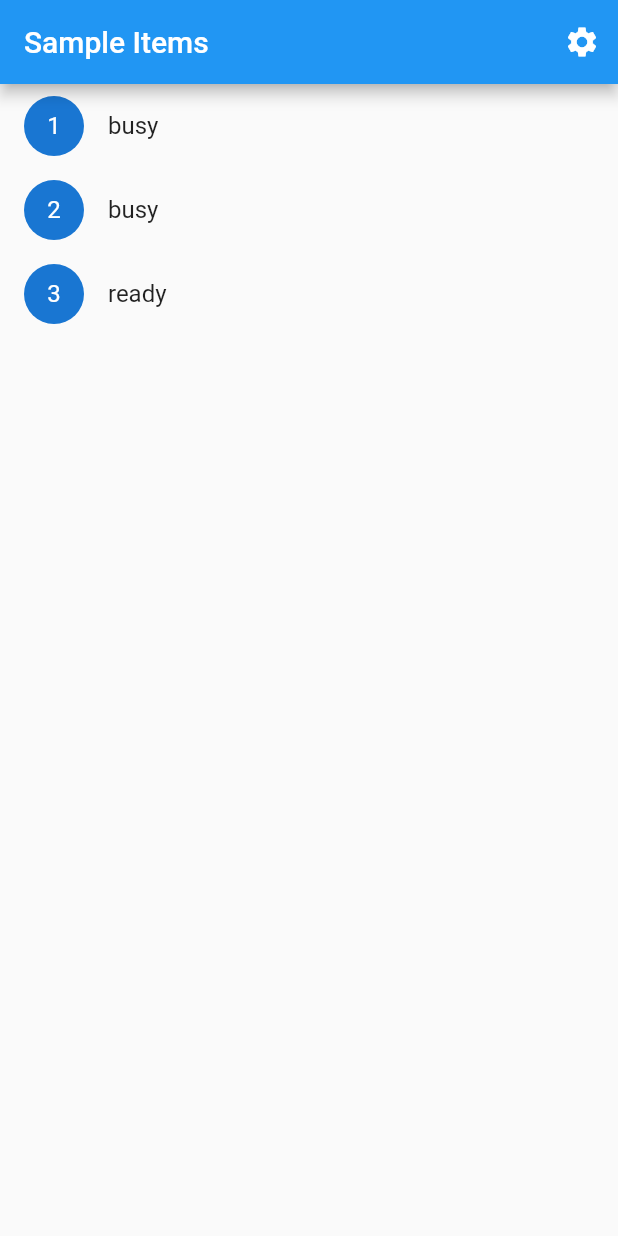
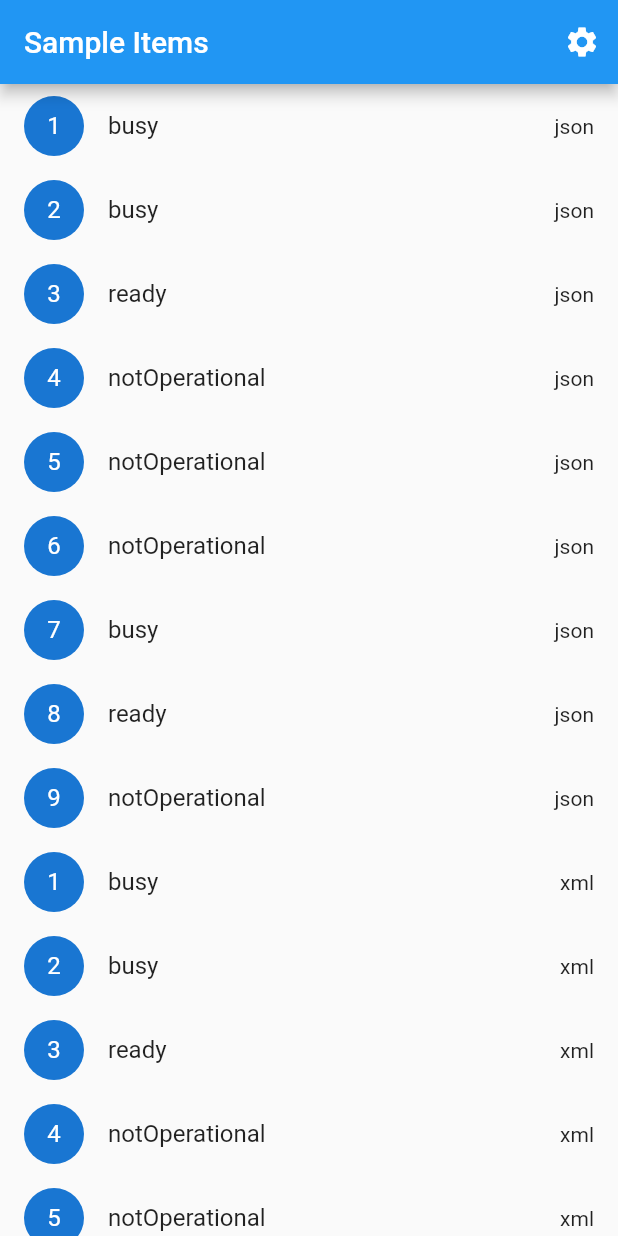
Before and after one commit to FairSuspect/laundry, a Flutter app: the screen it shows after launch, on a phone screen of 412 x 824 dp. Run offline on Flutter 3.47's test engine with Material 2 defaults, Android fonts, the phone set to English and light mode, and no system bars; generated files the repository leaves out were written again.

Commit message:
Сборка xml

```diff
--- a/lib/src/models/machine.dart
+++ b/lib/src/models/machine.dart
@@ -44,10 +44,7 @@ class Machine {
     int end = html.indexOf('</body>');
     html = html.substring(start, end).trim().replaceAll(RegExp(r'[()], '), '');
     final strings = html.split('</h6></br>');
-    print(strings);
-    for (var string in strings) {
-      print("item: $string");
-    }
+
     List<Machine> machines = [];
     for (var string in strings) {
       final int idStart = string.indexOf('>') + 1;
@@ -65,12 +62,8 @@ class Machine {
 
   String toXml() {
     return '''
-    <machine>
-      <id>$id</id>
-      <status>${status.toJson()}</status>
-    </machine>'''
-            .trimLeft() +
-        '\n';
+<machine><id>$id</id><status>${status.toJson()}</status></machine>'''
+        .trimLeft();
   }
 
   static String toXmlDocument(List<Machine> machines) {
@@ -81,6 +74,23 @@ class Machine {
     return docuemnt;
   }
 
+  static List<Machine> listFromXml(String xml) {
+    List<Machine> machines = [];
+    xml = xml.replaceAll('<?xml version="1.0" encoding="UTF-8"?>\n', '');
+    List<String> _machines = xml.split('</machine>');
+    for (var machine in _machines) {
+      int startIndex = machine.indexOf("<id>") + 4;
+      int endIndex = machine.indexOf("</id>");
+      if (startIndex == 3 || endIndex == -1) continue;
+      int id = int.parse(machine.substring(startIndex, endIndex));
+      startIndex = machine.indexOf("<status>") + 8;
+      endIndex = machine.indexOf("</status>");
+      int status = int.parse(machine.substring(startIndex, endIndex));
+      machines.add(Machine(id: id, status: MachineStatus.fromJson(status)!));
+    }
+    return machines;
+  }
+
   @override
   String toString() {
     return '{"id": $id, "status": ${status.value} }';
--- /dev/null
+++ b/lib/src/sample_feature/sample_controller.dart
@@ -0,0 +1,45 @@
+import 'package:flutter/material.dart';
+import 'package:laundry/src/models/machine.dart';
+import 'package:laundry/src/models/machine_status.dart';
+
+class SampleController with ChangeNotifier {
+  SampleController() {
+    final json = testMachines.map((e) => e.toJson()).toList();
+    final jsonMachines = Machine.listFromJson(json);
+
+    final xml = Machine.toXmlDocument(testMachines);
+    final xmlMachines = Machine.listFromXml(xml);
+
+    final html = Machine.toHtmlDocument(testMachines);
+    final htmlMachines = Machine.fromHtml(html);
+
+    items.addAll([...jsonMachines, ...xmlMachines, ...htmlMachines]);
+
+    notifyListeners();
+  }
+  final List<Machine> items = [];
+  static final testMachines = [
+    Machine(id: 1, status: MachineStatus.busy),
+    Machine(id: 2, status: MachineStatus.busy),
+    Machine(id: 3, status: MachineStatus.ready),
+    Machine(id: 4, status: MachineStatus.notOperational),
+    Machine(id: 5, status: MachineStatus.notOperational),
+    Machine(id: 6, status: MachineStatus.notOperational),
+    Machine(id: 7, status: MachineStatus.busy),
+    Machine(id: 8, status: MachineStatus.ready),
+    Machine(id: 9, status: MachineStatus.notOperational),
+  ];
+  String trailingText(Machine model, int index) {
+    final int idx = index ~/ 9;
+    switch (idx) {
+      case 0:
+        return 'json';
+      case 1:
+        return 'xml';
+      case 2:
+        return 'html';
+      default:
+        return 'html';
+    }
+  }
+}
--- a/lib/src/sample_feature/sample_item_list_view.dart
+++ b/lib/src/sample_feature/sample_item_list_view.dart
@@ -1,10 +1,7 @@
 import 'package:flutter/material.dart';
-import 'package:laundry/src/models/machine.dart';
-import 'package:laundry/src/models/machine_status.dart';
-import 'package:laundry/src/sample_feature/file.dart';
 
 import '../settings/settings_view.dart';
-import 'sample_item.dart';
+import 'sample_controller.dart';
 import 'sample_item_details_view.dart';
 
 /// Displays a list of SampleItems.
@@ -15,16 +12,10 @@ class SampleItemListView extends StatelessWidget {
 
   static const routeName = '/';
 
-  final List<Machine> items = [];
+  final SampleController controller = SampleController();
 
   @override
   Widget build(BuildContext context) {
-    items.addAll([
-      Machine(id: 1, status: MachineStatus.busy),
-      Machine(id: 2, status: MachineStatus.busy),
-      Machine(id: 3, status: MachineStatus.ready),
-    ]);
-    saveFile('index.html', Machine.toHtmlDocument(items));
     return Scaffold(
       appBar: AppBar(
         title: const Text('Sample Items'),
@@ -52,9 +43,9 @@ class SampleItemListView extends StatelessWidget {
         // scroll position when a user leaves and returns to the app after it
         // has been killed while running in the background.
         restorationId: 'sampleItemListView',
-        itemCount: items.length,
+        itemCount: controller.items.length,
         itemBuilder: (BuildContext context, int index) {
-          final item = items[index];
+          final item = controller.items[index];
 
           return ListTile(
               title: Text(item.status.toString()),
@@ -62,6 +53,7 @@ class SampleItemListView extends StatelessWidget {
                 // Display the Flutter Logo image asset.
                 child: Text('${item.id}'),
               ),
+              trailing: Text(controller.trailingText(item, index)),
               onTap: () {
                 // Navigate to the details page. If the user leaves and returns to
                 // the app after it has been killed while running in the
```
Also changed, not shown: lib/src/data.dart (added), 1 other file.
